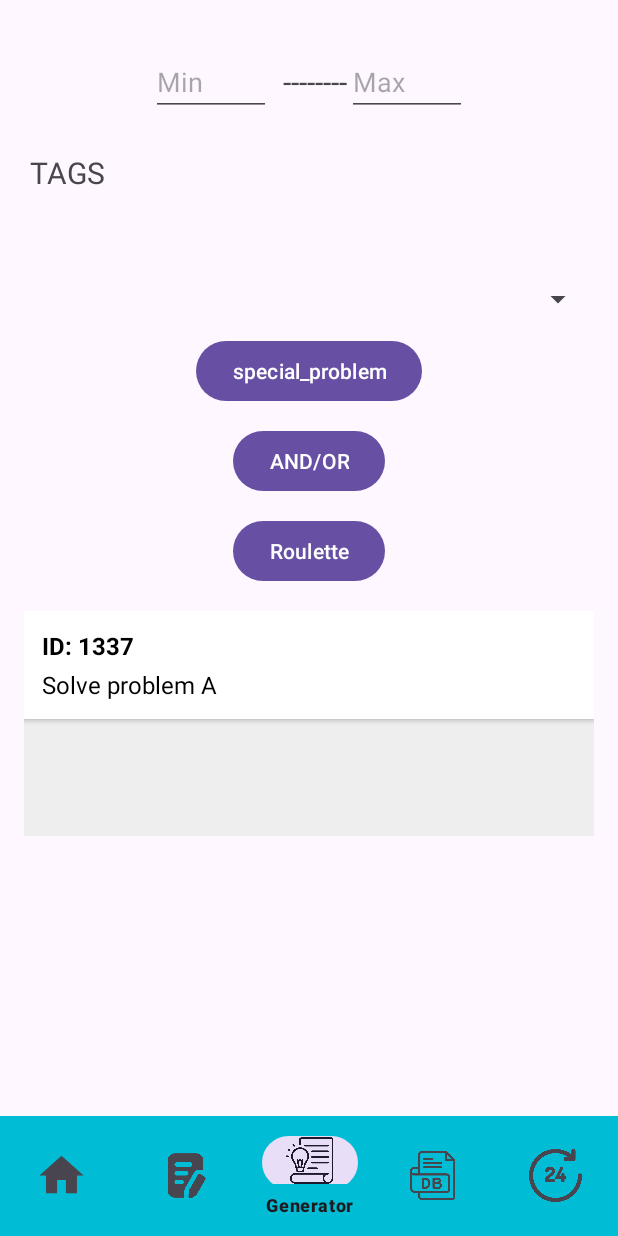
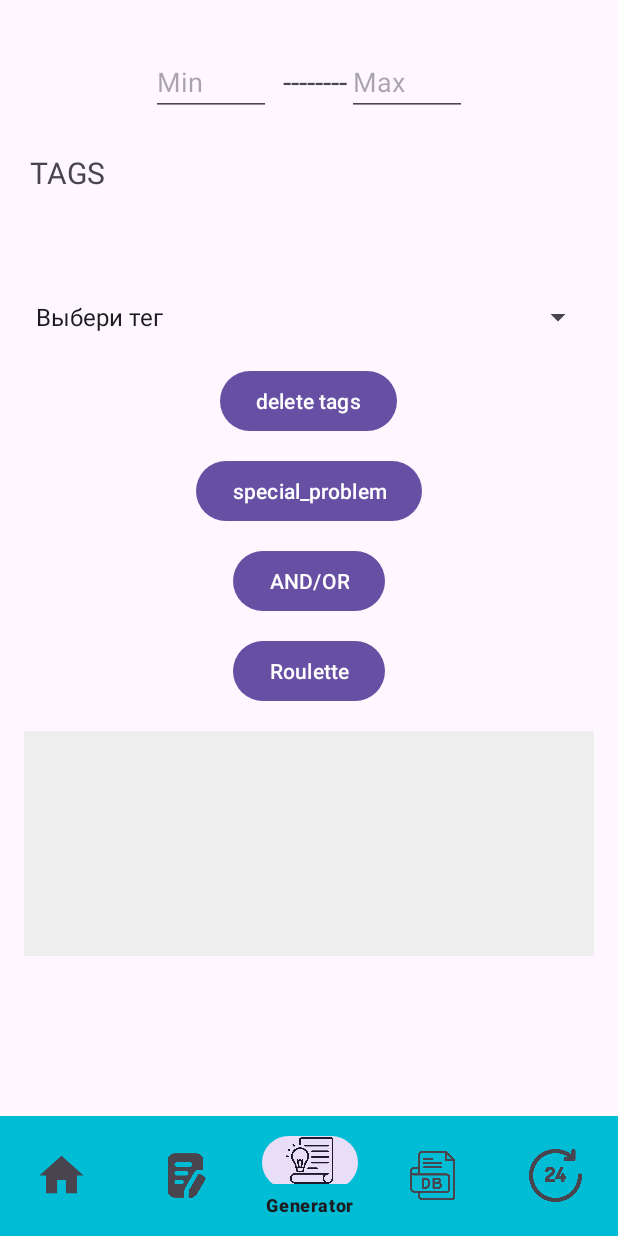
Before and after one commit to MikhailKapitov/android-cf-roulette, an Android app: the TaskGeneratorPageFragment screen opened through its navigation route, on a phone screen of 412 x 824 dp. Run offline under Robolectric (Android 15) with nearby library versions, the phone set to English and light mode, and no system bars; our stand-ins replace navigation-ui; pictures from the network do not load.

Commit message:
implement generator part

```diff
--- a/CF_Roulette/app/src/main/java/com/example/cf_roulette/data/DataClasses.kt
+++ b/CF_Roulette/app/src/main/java/com/example/cf_roulette/data/DataClasses.kt
@@ -46,11 +46,3 @@ data class Submission(
     @Json(name = "verdict") val verdict: String
     // Also "id", "contestId", "relativeTimeSeconds", "author", "programmingLanguage", "testset", "passedTestCount", "timeConsumedMillis", "memoryConsumedBytes", "points".
 )
-
-// temp realization
-data class Task(
-    val id: Int,
-    val name: String,
-    val status: Int,
-    val link: String?
-)
--- a/CF_Roulette/app/src/main/java/com/example/cf_roulette/fragments/TaskGeneratorPageFragment.kt
+++ b/CF_Roulette/app/src/main/java/com/example/cf_roulette/fragments/TaskGeneratorPageFragment.kt
@@ -7,43 +7,140 @@ import android.os.Bundle
 import android.view.LayoutInflater
 import android.view.View
 import android.view.ViewGroup
-import android.widget.FrameLayout
-import android.widget.TextView
-import android.widget.Toast
+import android.widget.*
 import androidx.fragment.app.Fragment
+import androidx.lifecycle.lifecycleScope
 import com.example.cf_roulette.R
-import com.example.cf_roulette.data.Task
+import com.example.cf_roulette.repository.ProblemRepository
+import kotlinx.coroutines.Dispatchers
+import kotlinx.coroutines.launch
+import kotlinx.coroutines.withContext
 
-class TaskGeneratorPageFragment :Fragment() {
+class TaskGeneratorPageFragment : Fragment() {
+    private lateinit var problemRepository: ProblemRepository
+    private val codeforcesTags = listOf(
+        "implementation", "dp", "math", "greedy", "brute force",
+        "data structures", "constructive algorithms", "graphs",
+        "sortings", "binary search", "dfs and similar", "trees",
+        "strings", "number theory", "combinatorics", "bitmasks"
+    )
+    private var specialTagBanned = true
+    private var tagOring = true
+
+
+    private val selectedTags = mutableSetOf<String>()
+
     override fun onCreateView(
         inflater: LayoutInflater, container: ViewGroup?,
         savedInstanceState: Bundle?
     ): View? {
         val view = inflater.inflate(R.layout.task_generator_page_fragment, container, false)
+        val clearTagsButton = view.findViewById<Button>(R.id.clearTagsButton)
         val placeholder = view.findViewById<FrameLayout>(R.id.task_placeholder)
+        val minEditText = view.findViewById<EditText>(R.id.minDifficulty)
+        val maxEditText = view.findViewById<EditText>(R.id.maxDifficulty)
+        val tagSelector = view.findViewById<Spinner>(R.id.tagSelector)
+        val tagsTitle = view.findViewById<TextView>(R.id.tagsTitle)
+        val generateButton = view.findViewById<Button>(R.id.rouletteButton)
+        val specialProblemButton = view.findViewById<Button>(R.id.specialProblemButton)
+        val andOrButton = view.findViewById<Button>(R.id.andOrButton)
 
-        placeholder.removeAllViews()
+        problemRepository = ProblemRepository.getInstance(requireContext())
 
-        val task = Task(1337, "Solve problem A", 0, "https://codeforces.com/problemset/problem/1/A")
+        clearTagsButton.setOnClickListener {
+            selectedTags.clear()
+            updateTagsTitle(tagsTitle)
+            Toast.makeText(requireContext(), "Теги очищены", Toast.LENGTH_SHORT).show()
+        }
 
-        val taskCard = layoutInflater.inflate(R.layout.item_task, placeholder, false)
-        taskCard.findViewById<TextView>(R.id.task_id).text = "ID: ${task.id}"
-        taskCard.findViewById<TextView>(R.id.task_name).text = task.name
-
-        // Скрыть статус
-        taskCard.findViewById<TextView>(R.id.task_status).visibility = View.GONE
-
-        // Обработчик нажатия
-        taskCard.setOnClickListener {
-            task.link?.let {
-                copyToClipboard(it)
-                Toast.makeText(requireContext(), "Ссылка скопирована!", Toast.LENGTH_SHORT).show()
+        specialProblemButton.setOnClickListener {
+            specialTagBanned = !specialTagBanned
+            if (specialTagBanned) {
+                specialProblemButton.text = "⛔ Special OFF"
+                specialProblemButton.setBackgroundColor(resources.getColor(android.R.color.holo_red_light))
+            } else {
+                specialProblemButton.text = "✅ Special ON"
+                specialProblemButton.setBackgroundColor(resources.getColor(android.R.color.holo_green_light))
             }
         }
 
-        placeholder.addView(taskCard)
+        andOrButton.setOnClickListener {
+            tagOring = !tagOring
+            andOrButton.text = if (tagOring) "OR" else "AND"
+            andOrButton.setBackgroundColor(
+                resources.getColor(
+                    if (tagOring) android.R.color.holo_blue_light
+                    else android.R.color.holo_orange_light
+                )
+            )
+        }
+
+        val tagAdapter = ArrayAdapter(
+            requireContext(),
+            android.R.layout.simple_spinner_dropdown_item,
+            listOf("Выбери тег") + codeforcesTags
+        )
+        tagSelector.adapter = tagAdapter
+
+        tagSelector.onItemSelectedListener = object : AdapterView.OnItemSelectedListener {
+            override fun onItemSelected(parent: AdapterView<*>, viewItem: View?, position: Int, id: Long) {
+                val selected = parent.getItemAtPosition(position).toString()
+                if (selected != "Выбери тег" && selectedTags.add(selected)) {
+                    updateTagsTitle(tagsTitle)
+                }
+            }
+
+            override fun onNothingSelected(parent: AdapterView<*>) {}
+        }
+
+        generateButton.setOnClickListener {
+            val min = minEditText.text.toString().toIntOrNull() ?: 800
+            val max = maxEditText.text.toString().toIntOrNull() ?: 3500
+            val goodTags = selectedTags.toList()
+
+
+            lifecycleScope.launch {
+                val problem = problemRepository.getProblem(
+                    lowerBound = min,
+                    upperBound = max,
+                    dayCount = 128,
+                    goodTags = goodTags,
+                    tagOring = tagOring,
+                    specialTagBanned = specialTagBanned
+                )
+
+
+                withContext(Dispatchers.Main) {
+                    placeholder.removeAllViews()
+                    if (problem != null) {
+                        val taskCard = layoutInflater.inflate(R.layout.item_task, placeholder, false)
+                        taskCard.findViewById<TextView>(R.id.task_id).text = "ID: ${problem.contestId}${problem.index}"
+                        taskCard.findViewById<TextView>(R.id.task_name).text = problem.name
+                        taskCard.findViewById<TextView>(R.id.task_status).visibility = View.GONE
+
+                        taskCard.setOnClickListener {
+                            val link = "https://codeforces.com/problemset/problem/${problem.contestId}/${problem.index}"
+                            copyToClipboard(link)
+                            Toast.makeText(requireContext(), "Ссылка скопирована!", Toast.LENGTH_SHORT).show()
+                        }
+
+                        placeholder.addView(taskCard)
+                    } else {
+                        Toast.makeText(requireContext(), "Не удалось найти задачу", Toast.LENGTH_SHORT).show()
+                    }
+                }
+            }
+        }
 
         return view
+    }
+
+    private fun updateTagsTitle(tagsTitle: TextView) {
+        tagsTitle.text = if (selectedTags.isEmpty()) {
+            "TAGS"
+        } else {
+            "TAGS: ${selectedTags.joinToString(", ")}"
+        }
     }
 
     private fun copyToClipboard(text: String) {
--- a/CF_Roulette/app/src/main/res/layout/task_generator_page_fragment.xml
+++ b/CF_Roulette/app/src/main/res/layout/task_generator_page_fragment.xml
@@ -55,6 +55,14 @@
         android:layout_height="wrap_content"
         android:layout_marginTop="12dp"/>
     <Button
+        android:id="@+id/clearTagsButton"
+        android:layout_width="wrap_content"
+        android:layout_height="wrap_content"
+        android:text="delete tags"
+        android:layout_marginTop="8dp"
+        android:layout_gravity="center_horizontal" />
+
+    <Button
         android:id="@+id/specialProblemButton"
         android:layout_width="wrap_content"
         android:layout_height="wrap_content"
```
